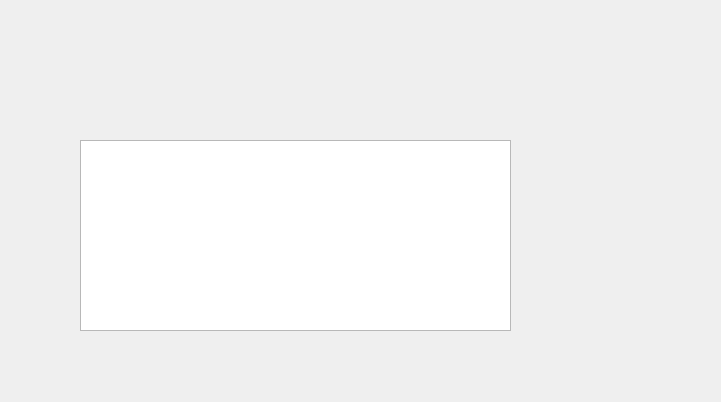
Qt form src/kklSetting/ckklsetting.ui (ambiesoft/kkl) before a commit.
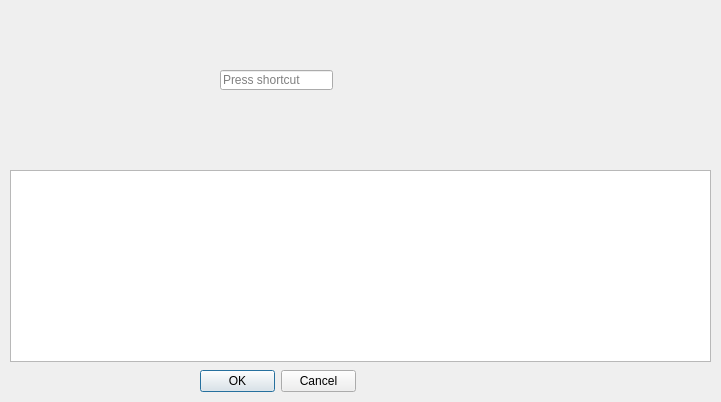
The same form after that commit.

What changed in the file:
```diff
--- a/src/kklSetting/ckklsetting.ui
+++ b/src/kklSetting/ckklsetting.ui
@@ -13,16 +13,60 @@
   <property name="windowTitle">
    <string>CkklSetting</string>
   </property>
-  <widget class="QListWidget" name="listItem">
+  <widget class="QKeySequenceEdit" name="keySequenceEdit">
    <property name="geometry">
     <rect>
-     <x>80</x>
-     <y>140</y>
-     <width>431</width>
-     <height>191</height>
+     <x>220</x>
+     <y>70</y>
+     <width>113</width>
+     <height>20</height>
     </rect>
    </property>
   </widget>
+  <widget class="QTableWidget" name="tableWidget">
+   <property name="geometry">
+    <rect>
+     <x>10</x>
+     <y>170</y>
+     <width>701</width>
+     <height>192</height>
+    </rect>
+   </property>
+   <property name="editTriggers">
+    <set>QAbstractItemView::NoEditTriggers</set>
+   </property>
+   <property name="showDropIndicator" stdset="0">
+    <bool>false</bool>
+   </property>
+   <property name="selectionMode">
+    <enum>QAbstractItemView::SingleSelection</enum>
+   </property>
+   <property name="showGrid">
+    <bool>false</bool>
+   </property>
+   <property name="gridStyle">
+    <enum>Qt::NoPen</enum>
+   </property>
+   <property name="wordWrap">
+    <bool>false</bool>
+   </property>
+   <attribute name="verticalHeaderVisible">
+    <bool>false</bool>
+   </attribute>
+  </widget>
+  <widget class="QDialogButtonBox" name="buttonBox">
+   <property name="geometry">
+    <rect>
+     <x>200</x>
+     <y>370</y>
+     <width>156</width>
+     <height>23</height>
+    </rect>
+   </property>
+   <property name="standardButtons">
+    <set>QDialogButtonBox::Cancel|QDialogButtonBox::Ok</set>
+   </property>
+  </widget>
  </widget>
  <layoutdefault spacing="6" margin="11"/>
  <resources/>
```
